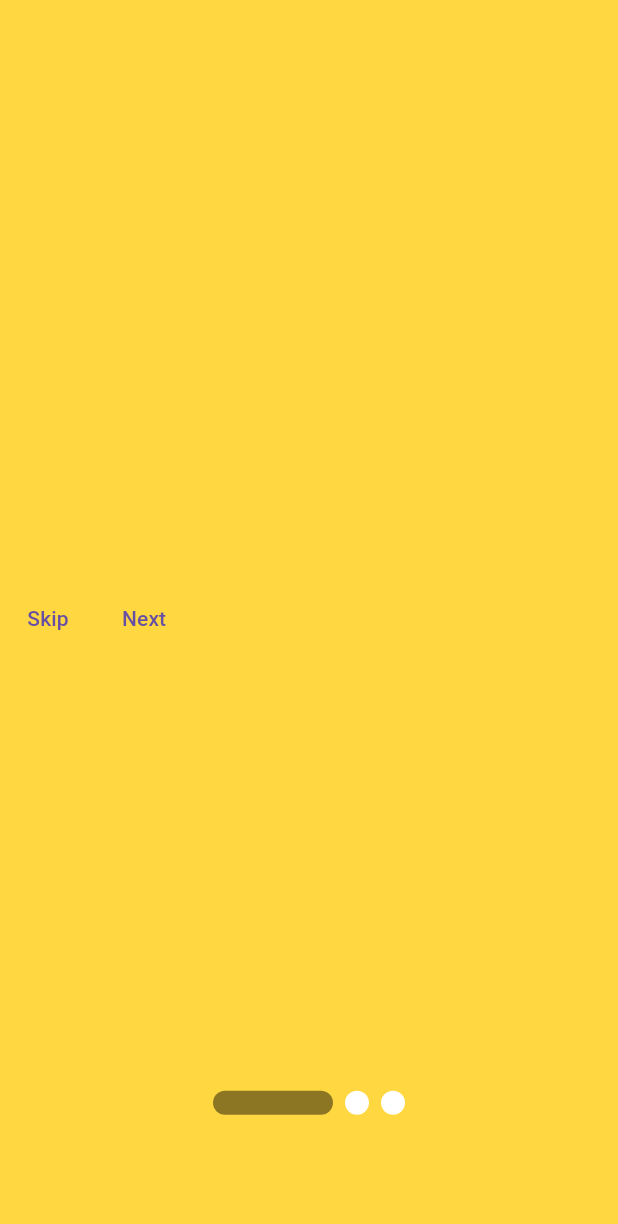
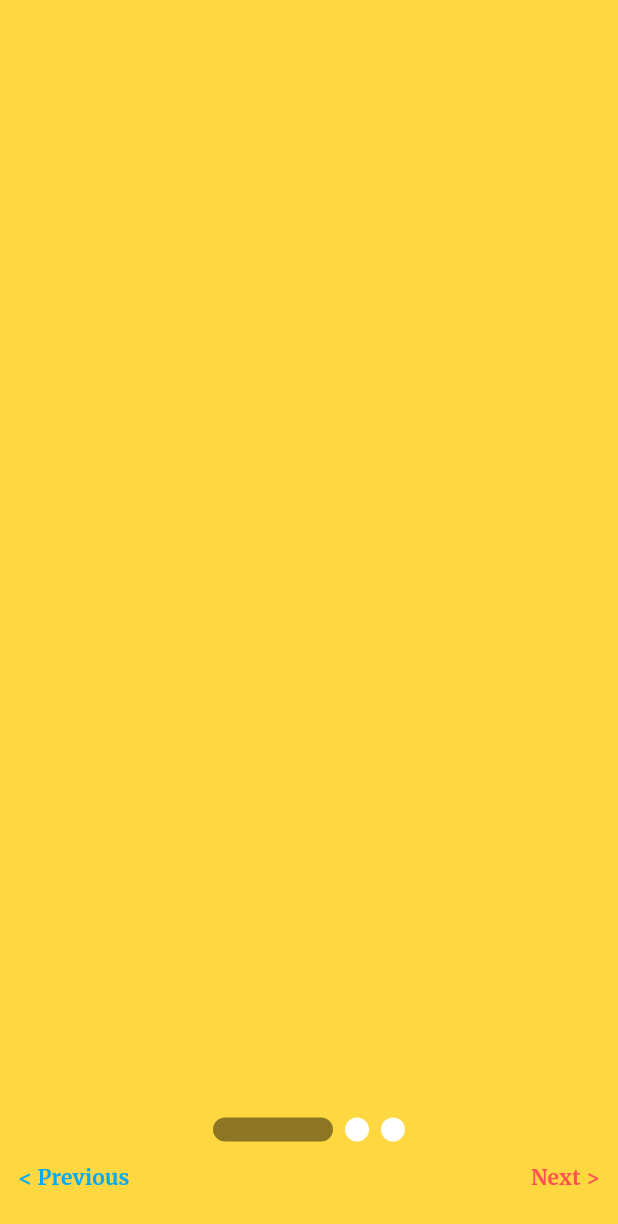
Before and after one commit to najeebnaju512/quickcare_emergency_assist, a Flutter app: the Onboarding screen opened directly, on a phone screen of 412 x 824 dp. Shown: the top 1224 px of the screen. Run offline on Flutter 3.47's test engine with Material 3 defaults, Android fonts, the phone set to English and light mode, and no system bars; drawn by our look-alikes of smooth_page_indicator; our stand-ins replace google_fonts.

Commit message:
4/33--26/1/24

```diff
--- a/analysis_options.yaml
+++ b/analysis_options.yaml
@@ -7,7 +7,7 @@
 
 # The following line activates a set of recommended lints for Flutter apps,
 # packages, and plugins designed to encourage good coding practices.
-include: package:flutter_lints/flutter.yaml
+# include: package:flutter_lints/flutter.yaml
 
 linter:
   # The lint rules applied to this project can be customized in the
--- a/lib/views/onboard/onboard1.dart
+++ b/lib/views/onboard/onboard1.dart
@@ -1,5 +1,18 @@
+import 'dart:math';
+
 import 'package:flutter/material.dart';
+import 'package:google_fonts/google_fonts.dart';
+import 'package:quickcare_emergency_assist/views/onboard/widgets/intropage1.dart';
+import 'package:quickcare_emergency_assist/views/onboard/widgets/intropage2.dart';
+import 'package:quickcare_emergency_assist/views/onboard/widgets/intropage3.dart';
 import 'package:smooth_page_indicator/smooth_page_indicator.dart';
+
+void main(List<String> args) {
+  runApp(MaterialApp(
+    debugShowCheckedModeBanner: false,
+    home: Onboarding(),
+  ));
+}
 
 class Onboarding extends StatelessWidget {
   Onboarding({super.key});
@@ -10,24 +23,27 @@ class Onboarding extends StatelessWidget {
     return Scaffold(
         body: Stack(
       children: [
+
         PageView(
           controller: _pageCntrl,
+          children: [IntroPage1(), IntroPage2(), IntroPage3()],
+        ),
+        Container(
+          alignment: Alignment(9, -9),
+          child: TextButton(
+              onPressed: () {},
+              child: Text(
+                "Skip",
+                style: GoogleFonts.merriweather(
+                    color: Colors.white, fontWeight: FontWeight.w700),
+              )),
+        ),
+        Column(
+          mainAxisAlignment: MainAxisAlignment.end,
+          // crossAxisAlignment: CrossAxisAlignment.baseline,
           children: [
-            Container(
-              color: Colors.amberAccent,
-            ),
-            Container(
-              color: Colors.blue,
-            ),
-            Container(
-              color: Colors.greenAccent,
-            ),
-          ],
-        ),
-        // dot indicator
-        Container(
-            alignment: Alignment(0, 0.8),
-            child: SmoothPageIndicator(
+            // dot indicator
+            SmoothPageIndicator(
               controller: _pageCntrl,
               count: 3,
               // effect: SlideEffect(
@@ -40,12 +56,37 @@ class Onboarding extends StatelessWidget {
               //     dotColor: Colors.grey, activeDotColor: Colors.white),
               // effect: SwapEffect(
               //     dotColor: Colors.grey, activeDotColor: Colors.white),
-            )),
-        Row(
-          crossAxisAlignment: CrossAxisAlignment.stretch,
-          children: [
-            TextButton(onPressed: () {}, child: Text("Skip")),
-            TextButton(onPressed: () {}, child: Text("Next")),
+            ),
+            Row(
+              mainAxisAlignment: MainAxisAlignment.spaceBetween,
+              children: [
+                TextButton(
+                    onPressed: () {
+                      _pageCntrl.previousPage(
+                          duration: Duration(milliseconds: 400),
+                          curve: Curves.easeIn);
+                    },
+                    child: Text(
+                      "< Previous",
+                      style: GoogleFonts.merriweather(
+                          color: Colors.lightBlue, fontWeight: FontWeight.w700),
+                    )),
+                TextButton(
+                    onPressed: () {
+                      _pageCntrl.nextPage(
+                          duration: Duration(milliseconds: 400),
+                          curve: Curves.easeIn);
+                    },
+                    child: Text(
+                      "Next >",
+                      style: GoogleFonts.merriweather(
+                          color: Colors.redAccent, fontWeight: FontWeight.w700),
+                    )),
+              ],
+            ),
+            SizedBox(
+              height: 15,
+            )
           ],
         )
       ],
--- a/lib/views/onboard/widgets/intropage1.dart
+++ b/lib/views/onboard/widgets/intropage1.dart
@@ -0,0 +1,12 @@
+import 'package:flutter/material.dart';
+
+class IntroPage1 extends StatelessWidget {
+  const IntroPage1({super.key});
+
+  @override
+  Widget build(BuildContext context) {
+    return Container(
+       color: Colors.amberAccent,
+    );
+  }
+}
```
Also changed, not shown: lib/views/loginSignup/loginSignup.dart (+4 -14 lines), lib/views/onboard/widgets/intropage2.dart (+12 -0 lines), lib/views/onboard/widgets/intropage3.dart (+12 -0 lines).
